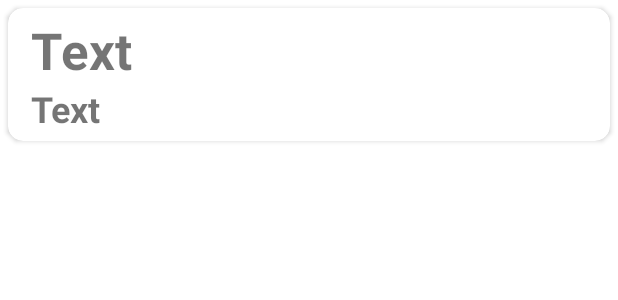
After one commit to Alex-Pornela/StudentRegister_CRUD_MVVM, an Android app: the layout list_item.xml on its own in the app's theme, with its tools: preview values and no code run, on a phone screen of 412 x 824 dp. The commit adds this screen. Shown: the top 300 px of the screen. Run offline under Robolectric (Android 15) with nearby library versions, the phone set to English and light mode, and no system bars.

Commit message:
Initial Commit

```diff
--- a/app/src/main/java/com/activity/studentregistercrud/DB/StudentDao.kt
+++ b/app/src/main/java/com/activity/studentregistercrud/DB/StudentDao.kt
@@ -21,6 +21,6 @@ interface StudentDao {
 
     //write sql query
     @Query("SELECT * FROM student_data_table")
-    //define query function to get yhe list of save student data from the database as live data
+    //define query function to get the list of save student data from the database as live data
     fun getAllStudent():LiveData<List<Student>>
 }
--- a/app/src/main/res/layout/activity_main.xml
+++ b/app/src/main/res/layout/activity_main.xml
@@ -44,7 +44,7 @@
     </LinearLayout>
 
     <androidx.recyclerview.widget.RecyclerView
-        android:id="@+id/tcStuden"
+        android:id="@+id/rvStudent"
         android:layout_width="match_parent"
         android:layout_height="0dp"
         android:layout_weight="1"
--- /dev/null
+++ b/app/src/main/res/layout/list_item.xml
@@ -0,0 +1,35 @@
+<?xml version="1.0" encoding="utf-8"?>
+<androidx.cardview.widget.CardView xmlns:android="http://schemas.android.com/apk/res/android"
+    android:layout_width="match_parent"
+    android:layout_height="wrap_content"
+    xmlns:app="http://schemas.android.com/apk/res-auto"
+    android:layout_margin="5dp"
+    app:cardCornerRadius="10dp"
+    android:elevation="10dp">
+
+    <LinearLayout
+        android:layout_width="match_parent"
+        android:layout_height="match_parent"
+        android:layout_margin="5dp"
+        android:orientation="vertical">
+
+        <TextView
+            android:id="@+id/tvName"
+            android:layout_width="match_parent"
+            android:layout_height="wrap_content"
+            android:layout_marginStart="10dp"
+            android:textSize="34sp"
+            android:text="Text"
+            android:textStyle="bold"/>
+
+        <TextView
+            android:id="@+id/tvEmail"
+            android:layout_width="match_parent"
+            android:layout_height="wrap_content"
+            android:layout_marginStart="10dp"
+            android:textSize="24sp"
+            android:text="Text"
+            android:textStyle="bold"/>
+    </LinearLayout>
+
+</androidx.cardview.widget.CardView>
```
Also changed, not shown: app/src/main/java/com/activity/studentregistercrud/MainActivity.kt (+105 -3 lines), app/src/main/java/com/activity/studentregistercrud/StudentRecycleViewAdapter.kt (added, +61 -0 lines).
